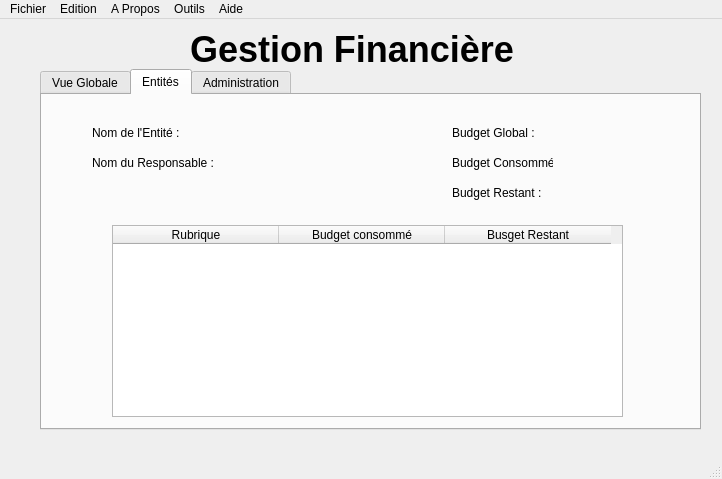
The window that mainwindow.ui (akramfares/Gestion-Financiere) describes before a commit, drawn with Qt 5.
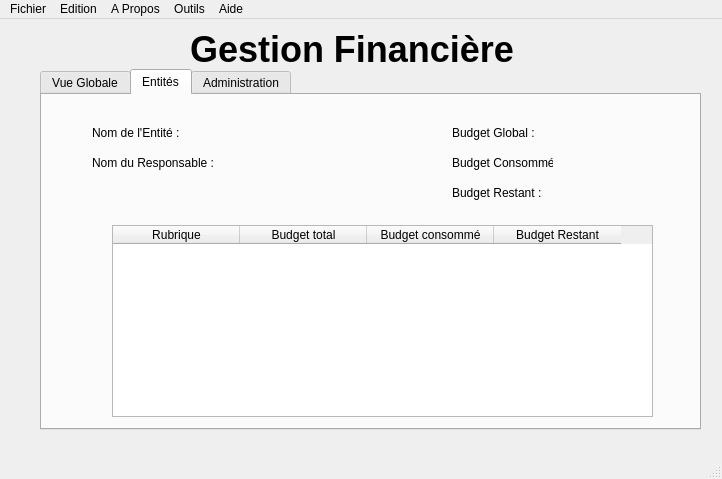
The same window after the commit. The open tabs and pages were chosen to show the change.

Commit message: Gestion des Entités

Diff of the .ui file:
```diff
--- a/mainwindow.ui
+++ b/mainwindow.ui
@@ -155,12 +155,12 @@
        <rect>
         <x>70</x>
         <y>130</y>
-        <width>511</width>
+        <width>541</width>
         <height>192</height>
        </rect>
       </property>
       <attribute name="horizontalHeaderDefaultSectionSize">
-       <number>166</number>
+       <number>127</number>
       </attribute>
       <attribute name="horizontalHeaderMinimumSectionSize">
        <number>27</number>
@@ -170,6 +170,11 @@
         <string>Rubrique</string>
        </property>
       </column>
+      <column>
+       <property name="text">
+        <string>Budget total</string>
+       </property>
+      </column>
       <column>
        <property name="text">
         <string>Budget consommé</string>
@@ -177,7 +182,7 @@
       </column>
       <column>
        <property name="text">
-        <string>Busget Restant</string>
+        <string>Budget Restant</string>
        </property>
       </column>
      </widget>
```
Left out of the diff: 2 changed lines with no effect on the pictures. The commit also changes 2 other files.
